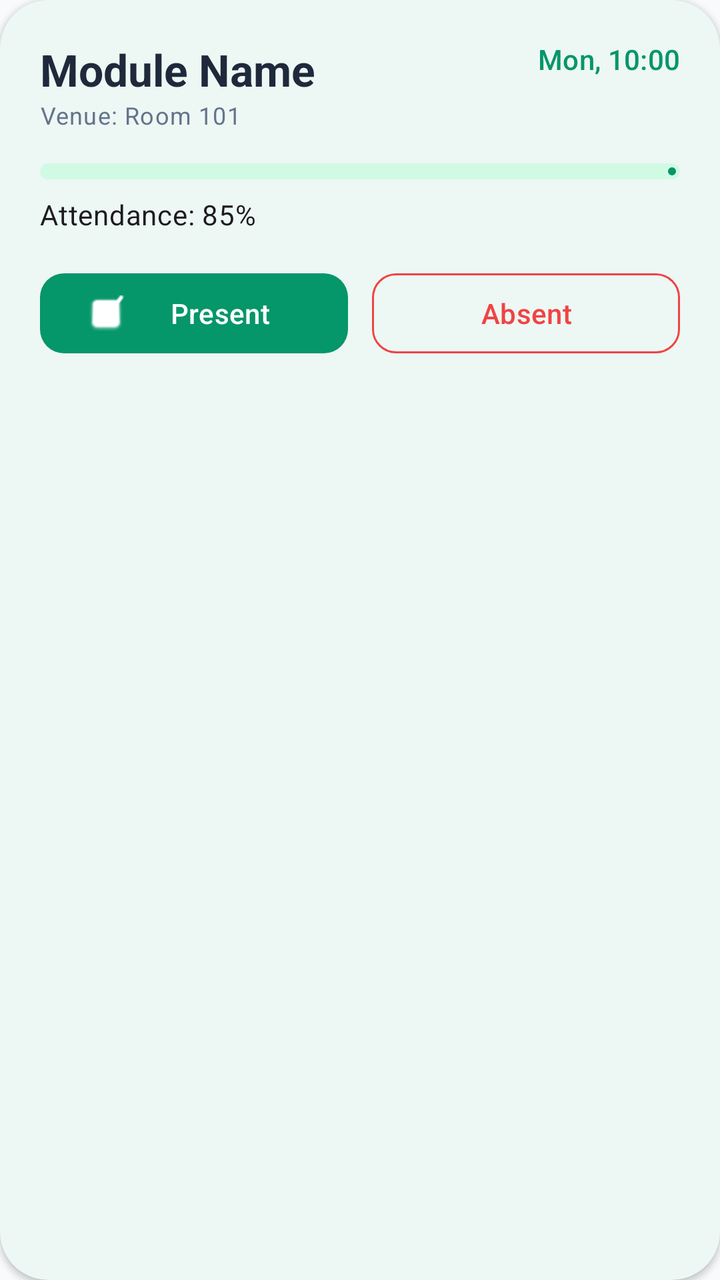
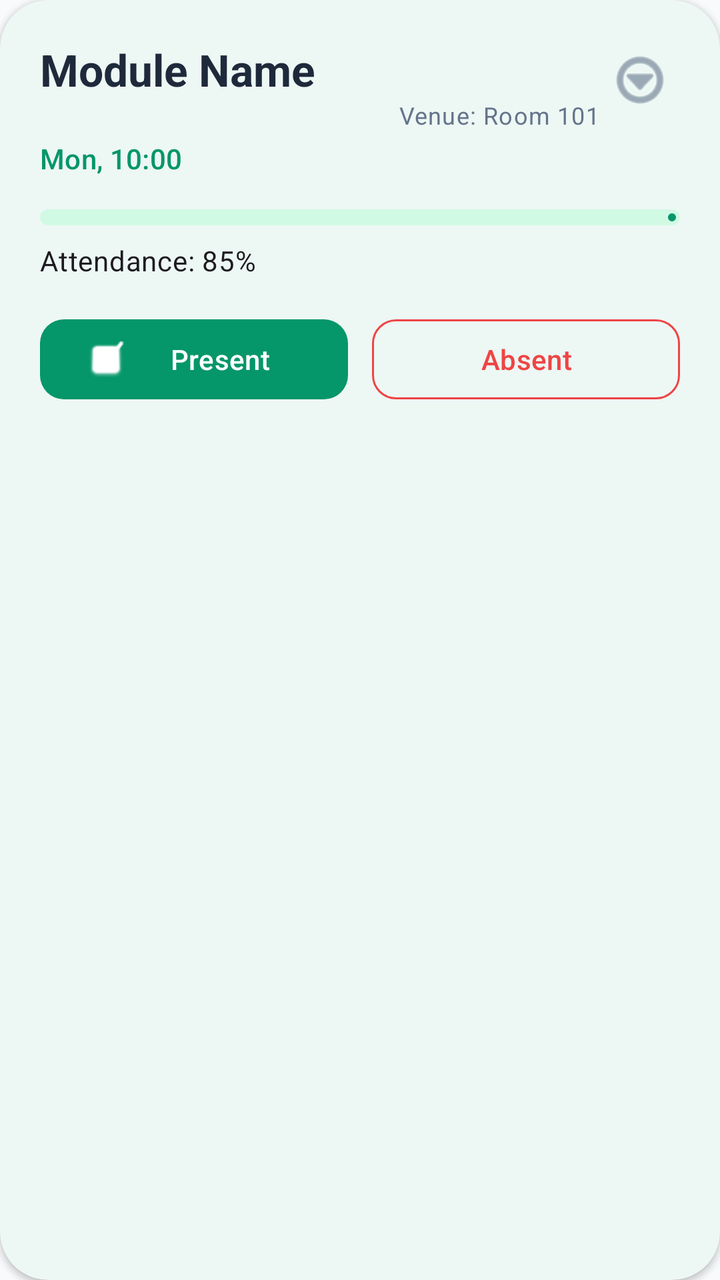

An Android layout rendered at two revisions. The XML below is the earlier revision; the diff shows what the commit changed to produce the second picture.
<!-- AndroidManifest.xml: application theme Theme.ClassTrack -->
<!-- res/layout/item_class.xml -->
<?xml version="1.0" encoding="utf-8"?>
<com.google.android.material.card.MaterialCardView xmlns:android="http://schemas.android.com/apk/res/android"
    xmlns:app="http://schemas.android.com/apk/res-auto"
    android:layout_width="match_parent"
    android:layout_height="wrap_content"
    android:layout_marginHorizontal="16dp"
    android:layout_marginVertical="8dp"
    app:cardCornerRadius="24dp"
    app:cardElevation="2dp"
    app:strokeWidth="0dp">

    <LinearLayout
        android:layout_width="match_parent"
        android:layout_height="wrap_content"
        android:orientation="vertical"
        android:padding="20dp">

        <RelativeLayout
            android:layout_width="match_parent"
            android:layout_height="wrap_content">

            <TextView
                android:id="@+id/textViewClassName"
                android:layout_width="wrap_content"
                android:layout_height="wrap_content"
                android:text="Module Name"
                android:textAppearance="@style/TextAppearance.Material3.TitleLarge"
                android:textColor="@color/on_surface"
                android:textStyle="bold" />

            <TextView
                android:id="@+id/textViewVenue"
                android:layout_width="wrap_content"
                android:layout_height="wrap_content"
                android:layout_below="@id/textViewClassName"
                android:text="Venue: Room 101"
                android:textAppearance="@style/TextAppearance.Material3.BodySmall"
                android:textColor="#64748B" />

            <TextView
                android:id="@+id/textViewDayTime"
                android:layout_width="wrap_content"
                android:layout_height="wrap_content"
                android:layout_alignParentEnd="true"
                android:text="Mon, 10:00"
                android:textAppearance="@style/TextAppearance.Material3.LabelLarge"
                android:textColor="@color/primary" />
        </RelativeLayout>

        <com.google.android.material.progressindicator.LinearProgressIndicator
            android:id="@+id/attendanceProgress"
            android:layout_width="match_parent"
            android:layout_height="wrap_content"
            android:layout_marginTop="16dp"
            app:indicatorColor="@color/primary"
            app:trackColor="@color/primary_light"
            app:trackCornerRadius="4dp"
            app:trackThickness="8dp" />

        <TextView
            android:id="@+id/textViewAttendance"
            android:layout_width="wrap_content"
            android:layout_height="wrap_content"
            android:layout_marginTop="8dp"
            android:text="Attendance: 85%"
            android:textAppearance="@style/TextAppearance.Material3.BodyMedium" />

        <LinearLayout
            android:id="@+id/buttonContainer"
            android:layout_width="match_parent"
            android:layout_height="wrap_content"
            android:layout_marginTop="16dp"
            android:orientation="horizontal">

            <com.google.android.material.button.MaterialButton
                android:id="@+id/buttonPresent"
                style="@style/Widget.Material3.Button"
                android:layout_width="0dp"
                android:layout_height="wrap_content"
                android:layout_weight="1"
                android:layout_marginEnd="6dp"
                android:text="Present"
                app:cornerRadius="12dp"
                app:icon="@android:drawable/checkbox_on_background" />

            <com.google.android.material.button.MaterialButton
                android:id="@+id/buttonAbsent"
                style="@style/Widget.Material3.Button.OutlinedButton"
                android:layout_width="0dp"
                android:layout_height="wrap_content"
                android:layout_weight="1"
                android:layout_marginStart="6dp"
                android:text="Absent"
                android:textColor="@color/danger"
                app:cornerRadius="12dp"
                app:strokeColor="@color/danger" />
        </LinearLayout>

    </LinearLayout>
</com.google.android.material.card.MaterialCardView>
<!-- resources referenced by this layout -->
<resources>
  <color name="danger">#EF4444</color>
  <color name="on_surface">#1E293B</color>
  <color name="primary">#059669</color>
  <color name="primary_light">#D1FAE5</color>
  <style name="Theme.ClassTrack" parent="Theme.Material3.DayNight.NoActionBar">
          
          <item name="colorPrimary">@color/primary</item>
          <item name="colorPrimaryVariant">@color/primary_dark</item>
          <item name="colorOnPrimary">@color/white</item>
  
          
          <item name="colorSecondary">@color/accent</item>
          <item name="colorOnSecondary">@color/white</item>
          <item name="colorSecondaryVariant">@color/primary_light</item>
  
          
          <item name="android:statusBarColor">@color/primary_dark</item>
          
          
          <item name="android:windowBackground">@color/surface</item>
          <item name="colorSurface">@color/white</item>
          <item name="colorOnSurface">@color/on_surface</item>
      </style>
  <color name="primary_dark">#064E3B</color>
  <color name="white">#FFFFFF</color>
  <color name="accent">#10B981</color>
  <color name="surface">#F8FAFC</color>
</resources>

<!-- the commit's change to res/layout/item_class.xml (unified diff, before → after) -->
@@ -23,6 +23,8 @@
                 android:id="@+id/textViewClassName"
                 android:layout_width="wrap_content"
                 android:layout_height="wrap_content"
+                android:layout_toStartOf="@+id/buttonMore"
+                android:layout_alignParentStart="true"
                 android:text="Module Name"
                 android:textAppearance="@style/TextAppearance.Material3.TitleLarge"
                 android:textColor="@color/on_surface"
@@ -33,6 +35,7 @@
                 android:layout_width="wrap_content"
                 android:layout_height="wrap_content"
                 android:layout_below="@id/textViewClassName"
+                android:layout_toStartOf="@+id/buttonMore"
                 android:text="Venue: Room 101"
                 android:textAppearance="@style/TextAppearance.Material3.BodySmall"
                 android:textColor="#64748B" />
@@ -41,10 +44,22 @@
                 android:id="@+id/textViewDayTime"
                 android:layout_width="wrap_content"
                 android:layout_height="wrap_content"
-                android:layout_alignParentEnd="true"
+                android:layout_below="@id/textViewVenue"
+                android:layout_marginTop="4dp"
                 android:text="Mon, 10:00"
                 android:textAppearance="@style/TextAppearance.Material3.LabelLarge"
                 android:textColor="@color/primary" />
+
+            <ImageButton
+                android:id="@+id/buttonMore"
+                android:layout_width="40dp"
+                android:layout_height="40dp"
+                android:layout_alignParentEnd="true"
+                android:layout_centerVertical="false"
+                android:background="?attr/selectableItemBackgroundBorderless"
+                android:contentDescription="Options"
+                android:src="@android:drawable/ic_menu_more"
+                app:tint="#64748B" />
         </RelativeLayout>
 
         <com.google.android.material.progressindicator.LinearProgressIndicator
